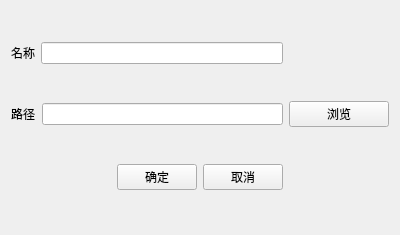
The window that addtoolwidget.ui (vince7839/GmsAutoTool) describes before a commit, drawn with Qt 5.
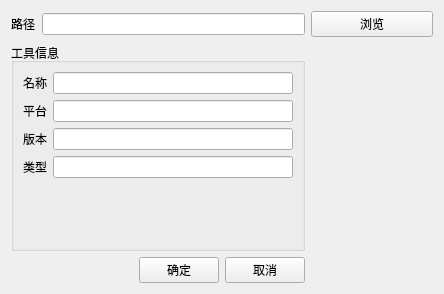
The same window after the commit.

Commit message: 加入复测类型

```diff
--- a/addtoolwidget.ui
+++ b/addtoolwidget.ui
@@ -6,43 +6,95 @@
    <rect>
     <x>0</x>
     <y>0</y>
-    <width>400</width>
-    <height>235</height>
+    <width>444</width>
+    <height>294</height>
    </rect>
   </property>
   <property name="windowTitle">
    <string>Form</string>
   </property>
   <layout class="QGridLayout" name="gridLayout">
-   <item row="4" column="0">
-    <spacer name="horizontalSpacer">
-     <property name="orientation">
-      <enum>Qt::Horizontal</enum>
+   <item row="0" column="3">
+    <widget class="QPushButton" name="btn_path">
+     <property name="text">
+      <string>浏览</string>
      </property>
-     <property name="sizeHint" stdset="0">
-      <size>
-       <width>40</width>
-       <height>20</height>
-      </size>
-     </property>
-    </spacer>
+    </widget>
    </item>
    <item row="1" column="0" colspan="3">
-    <layout class="QHBoxLayout" name="horizontalLayout_2">
-     <item>
-      <widget class="QLabel" name="label_path">
-       <property name="text">
-        <string>路径</string>
-       </property>
-      </widget>
-     </item>
-     <item>
-      <widget class="QLineEdit" name="lineEdit_path"/>
-     </item>
-    </layout>
+    <widget class="QGroupBox" name="groupBox">
+     <property name="title">
+      <string>工具信息</string>
+     </property>
+     <layout class="QVBoxLayout" name="verticalLayout">
+      <item>
+       <layout class="QHBoxLayout" name="horizontalLayout">
+        <item>
+         <widget class="QLabel" name="label_name">
+          <property name="text">
+           <string>名称</string>
+          </property>
+         </widget>
+        </item>
+        <item>
+         <widget class="QLineEdit" name="lineEdit_name"/>
+        </item>
+       </layout>
+      </item>
+      <item>
+       <layout class="QHBoxLayout" name="horizontalLayout_3">
+        <item>
+         <widget class="QLabel" name="label_platform">
+          <property name="text">
+           <string>平台</string>
+          </property>
+         </widget>
+        </item>
+        <item>
+         <widget class="QLineEdit" name="lineEdit_platform"/>
+        </item>
+       </layout>
+      </item>
+      <item>
+       <layout class="QHBoxLayout" name="horizontalLayout_5">
+        <item>
+         <widget class="QLabel" name="label_version">
+          <property name="text">
+           <string>版本</string>
+          </property>
+         </widget>
+        </item>
+        <item>
+         <widget class="QLineEdit" name="lineEdit_version"/>
+        </item>
+       </layout>
+      </item>
+      <item>
+       <layout class="QHBoxLayout" name="horizontalLayout_4">
+        <item>
+         <widget class="QLabel" name="label_type">
+          <property name="text">
+           <string>类型</string>
+          </property>
+         </widget>
+        </item>
+        <item>
+         <widget class="QLineEdit" name="lineEdit_type"/>
+        </item>
+       </layout>
+      </item>
+      <item>
+       <widget class="QLabel" name="label_warning">
+        <property name="text">
+         <string/>
+        </property>
+       </widget>
+      </item>
+     </layout>
+    </widget>
    </item>
-   <item row="4" column="3">
-    <spacer name="horizontalSpacer_2">
+   <item row="2" column="0">
+    <spacer name="horizontalSpacer">
      <property name="orientation">
       <enum>Qt::Horizontal</enum>
      </property>
@@ -54,38 +106,44 @@
      </property>
     </spacer>
    </item>
-   <item row="4" column="1">
+   <item row="2" column="1">
     <widget class="QPushButton" name="btn_ok">
      <property name="text">
       <string>确定</string>
      </property>
     </widget>
    </item>
-   <item row="4" column="2">
+   <item row="2" column="2">
     <widget class="QPushButton" name="btn_cancel">
      <property name="text">
       <string>取消</string>
      </property>
     </widget>
    </item>
-   <item row="1" column="3">
-    <widget class="QPushButton" name="btn_path">
-     <property name="text">
-      <string>浏览</string>
+   <item row="2" column="3">
+    <spacer name="horizontalSpacer_2">
+     <property name="orientation">
+      <enum>Qt::Horizontal</enum>
      </property>
-    </widget>
+     <property name="sizeHint" stdset="0">
+      <size>
+       <width>40</width>
+       <height>20</height>
+      </size>
+     </property>
+    </spacer>
    </item>
    <item row="0" column="0" colspan="3">
-    <layout class="QHBoxLayout" name="horizontalLayout">
+    <layout class="QHBoxLayout" name="horizontalLayout_2">
      <item>
-      <widget class="QLabel" name="label_name">
+      <widget class="QLabel" name="label_path">
        <property name="text">
-        <string>名称</string>
+        <string>路径</string>
        </property>
       </widget>
      </item>
      <item>
-      <widget class="QLineEdit" name="lineEdit_name"/>
+      <widget class="QLineEdit" name="lineEdit_path"/>
      </item>
     </layout>
    </item>
```
The commit also changes 970 other files.
